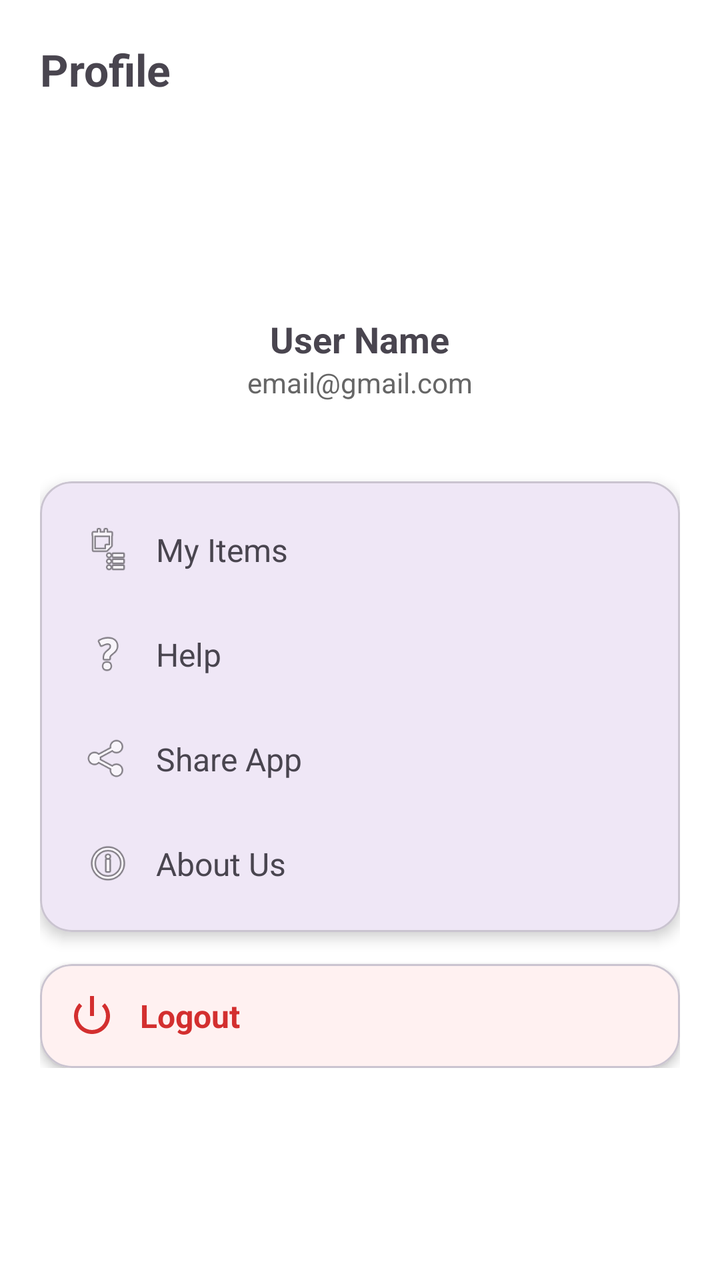
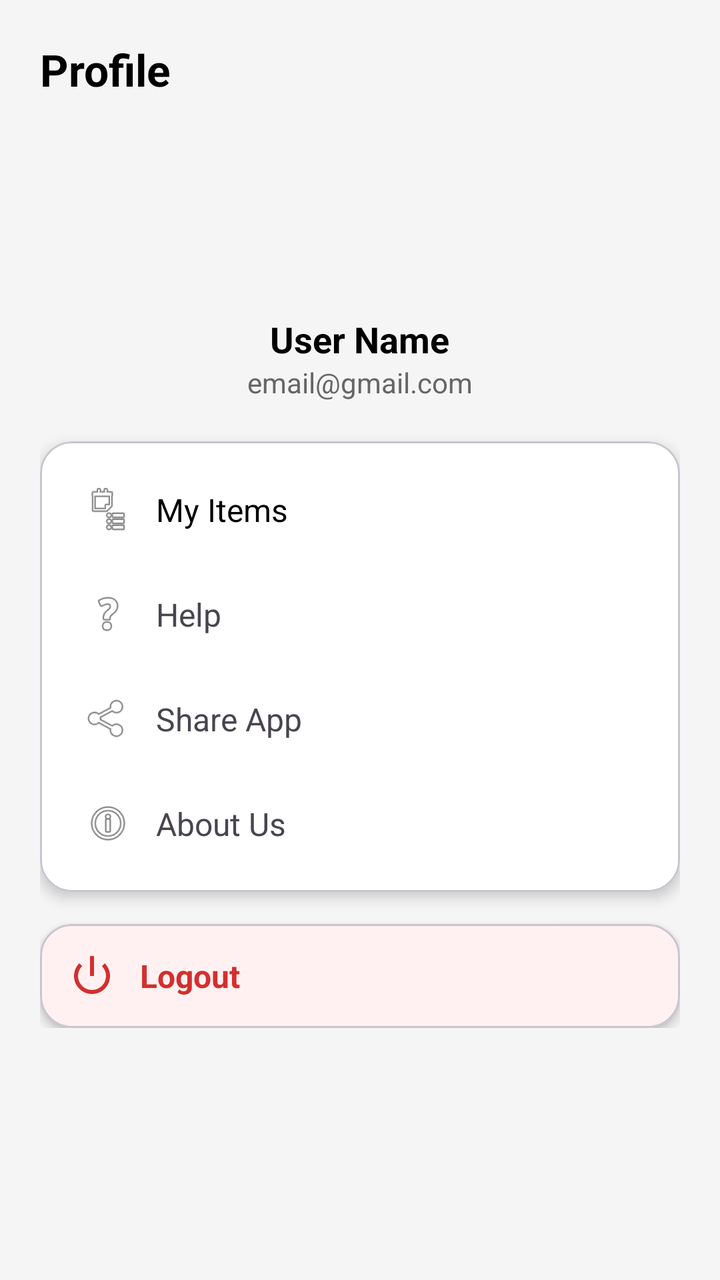

The first picture is an Android layout as it rendered before a commit; the second is the same layout after the commit. The layout source and the unified diff follow.
<!-- AndroidManifest.xml: application theme Theme.LostandFound -->
<!-- res/layout/fragment_profile.xml -->
<?xml version="1.0" encoding="utf-8"?>
<ScrollView xmlns:android="http://schemas.android.com/apk/res/android"
    xmlns:app="http://schemas.android.com/apk/res-auto"
    android:layout_width="match_parent"
    android:layout_height="match_parent"
    android:background="#FFFFFF">

    <LinearLayout
        android:layout_width="match_parent"
        android:layout_height="wrap_content"
        android:orientation="vertical"
        android:padding="20dp">

        
        <TextView
            android:layout_width="wrap_content"
            android:layout_height="wrap_content"
            android:layout_marginBottom="16dp"
            android:text="Profile"
            android:textSize="22sp"
            android:textStyle="bold" />

        
        <ImageView
            android:id="@+id/profileImage"
            android:layout_width="80dp"
            android:layout_height="80dp"
            android:layout_gravity="center"
            android:layout_marginBottom="12dp"
            android:src="@android:drawable/sym_def_app_icon" />

        
        <TextView
            android:id="@+id/userName"
            android:layout_width="wrap_content"
            android:layout_height="wrap_content"
            android:layout_gravity="center"
            android:text="User Name"
            android:textSize="18sp"
            android:textStyle="bold" />

        
        <TextView
            android:id="@+id/userEmail"
            android:layout_width="wrap_content"
            android:layout_height="wrap_content"
            android:layout_gravity="center"
            android:layout_marginBottom="20dp"
            android:text="email@gmail.com"
            android:textColor="#666666"
            android:textSize="14sp" />


        
        <com.google.android.material.card.MaterialCardView
            android:layout_width="match_parent"
    android:layout_height="wrap_content"
    android:layout_marginTop="20dp"
    app:cardCornerRadius="16dp"
    app:cardElevation="4dp">

    <LinearLayout
        android:orientation="vertical"
        android:padding="8dp"
        android:layout_width="match_parent"
        android:layout_height="wrap_content">

        
<LinearLayout
    android:id="@+id/myItemsOption"
    android:orientation="horizontal"
    android:padding="14dp"
    android:gravity="center_vertical"
    android:background="?attr/selectableItemBackground"
    android:layout_width="match_parent"
    android:layout_height="wrap_content">

    <ImageView
        android:src="@android:drawable/ic_menu_agenda"
        android:layout_width="24dp"
        android:layout_height="24dp"/>

    <TextView
        android:text="My Items"
        android:textSize="16sp"
        android:layout_marginStart="12dp"
        android:layout_weight="1"
        android:layout_width="0dp"
        android:layout_height="wrap_content"/>

    <TextView
        android:layout_width="wrap_content"
        android:layout_height="wrap_content"
        android:textColor="#888"
        android:textSize="18sp" />
</LinearLayout>

        
        

        
        <LinearLayout
            android:id="@+id/helpOption"
            android:orientation="horizontal"
            android:padding="14dp"
            android:gravity="center_vertical"
            android:background="?attr/selectableItemBackground"
            android:layout_width="match_parent"
            android:layout_height="wrap_content">

            <ImageView
                android:src="@android:drawable/ic_menu_help"
                android:layout_width="24dp"
                android:layout_height="24dp"/>

            <TextView
                android:text="Help"
                android:textSize="16sp"
                android:layout_marginStart="12dp"
                android:layout_weight="1"
                android:layout_width="0dp"
                android:layout_height="wrap_content"/>

            <TextView
                android:layout_width="wrap_content"
                android:layout_height="wrap_content"
                android:textColor="#888"
                android:textSize="18sp" />
        </LinearLayout>

        
        <LinearLayout
            android:id="@+id/shareOption"
            android:orientation="horizontal"
            android:padding="14dp"
            android:gravity="center_vertical"
            android:background="?attr/selectableItemBackground"
            android:layout_width="match_parent"
            android:layout_height="wrap_content">

            <ImageView
                android:src="@android:drawable/ic_menu_share"
                android:layout_width="24dp"
                android:layout_height="24dp"/>

            <TextView
                android:text="Share App"
                android:textSize="16sp"
                android:layout_marginStart="12dp"
                android:layout_weight="1"
                android:layout_width="0dp"
                android:layout_height="wrap_content"/>

            <TextView
                android:layout_width="wrap_content"
                android:layout_height="wrap_content"
                android:textColor="#888"
                android:textSize="18sp" />
        </LinearLayout>

        
        <LinearLayout
            android:id="@+id/aboutOption"
            android:orientation="horizontal"
            android:padding="14dp"
            android:gravity="center_vertical"
            android:background="?attr/selectableItemBackground"
            android:layout_width="match_parent"
            android:layout_height="wrap_content">

            <ImageView
                android:src="@android:drawable/ic_menu_info_details"
                android:layout_width="24dp"
                android:layout_height="24dp"/>

            <TextView
                android:text="About Us"
                android:textSize="16sp"
                android:layout_marginStart="12dp"
                android:layout_weight="1"
                android:layout_width="0dp"
                android:layout_height="wrap_content"/>

            <TextView
                android:layout_width="wrap_content"
                android:layout_height="wrap_content"
                android:textColor="#888"
                android:textSize="18sp" />
        </LinearLayout>

    </LinearLayout>

</com.google.android.material.card.MaterialCardView>
                    
            <com.google.android.material.card.MaterialCardView
    android:layout_width="match_parent"
    android:layout_height="wrap_content"
    android:layout_marginTop="16dp"
    app:cardCornerRadius="16dp"
    app:cardElevation="3dp"
    app:cardBackgroundColor="#FFF1F1">

    <LinearLayout
        android:id="@+id/logoutBtn"
        android:orientation="horizontal"
        android:padding="14dp"
        android:gravity="center_vertical"
        android:background="?attr/selectableItemBackground"
        android:layout_width="match_parent"
        android:layout_height="wrap_content">

        
        <ImageView
            android:src="@android:drawable/ic_lock_power_off"
            android:tint="#D32F2F"
            android:layout_width="24dp"
            android:layout_height="24dp"/>

        
        <TextView
            android:text="Logout"
            android:background="?attr/selectableItemBackground"
            android:textSize="16sp"
            android:textStyle="bold"
            android:textColor="#D32F2F"
            android:layout_marginStart="12dp"
            android:layout_width="wrap_content"
            android:layout_height="wrap_content"/>

    </LinearLayout>

</com.google.android.material.card.MaterialCardView>
    </LinearLayout>

</ScrollView>
<!-- resources referenced by this layout -->
<resources>
  <style name="Theme.LostandFound" parent="Base.Theme.LostandFound" />
  <style name="Base.Theme.LostandFound" parent="Theme.Material3.DayNight.NoActionBar">
          
          
      </style>
</resources>

<!-- the commit's change to res/layout/fragment_profile.xml (unified diff, before → after) -->
@@ -3,7 +3,7 @@
     xmlns:app="http://schemas.android.com/apk/res-auto"
     android:layout_width="match_parent"
     android:layout_height="match_parent"
-    android:background="#FFFFFF">
+    android:background="@color/background">
 
     <LinearLayout
         android:layout_width="match_parent"
@@ -13,12 +13,13 @@
 
         
         <TextView
+            android:text="Profile"
             android:layout_width="wrap_content"
             android:layout_height="wrap_content"
             android:layout_marginBottom="16dp"
-            android:text="Profile"
             android:textSize="22sp"
-            android:textStyle="bold" />
+            android:textStyle="bold" 
+            android:textColor="@color/text_primary"/>
 
         
         <ImageView
@@ -37,7 +38,8 @@
             android:layout_gravity="center"
             android:text="User Name"
             android:textSize="18sp"
-            android:textStyle="bold" />
+            android:textStyle="bold" 
+            android:textColor="@color/text_primary"/>
 
         
         <TextView
@@ -47,17 +49,17 @@
             android:layout_gravity="center"
             android:layout_marginBottom="20dp"
             android:text="email@gmail.com"
-            android:textColor="#666666"
+            android:textColor="@color/text_secondary"
             android:textSize="14sp" />
 
 
         
         <com.google.android.material.card.MaterialCardView
-            android:layout_width="match_parent"
-    android:layout_height="wrap_content"
-    android:layout_marginTop="20dp"
-    app:cardCornerRadius="16dp"
-    app:cardElevation="4dp">
+        android:layout_width="match_parent"
+        android:layout_height="wrap_content"
+        app:cardCornerRadius="16dp"
+        app:cardElevation="4dp"
+        app:cardBackgroundColor="@color/card">
 
     <LinearLayout
         android:orientation="vertical"
@@ -86,7 +88,8 @@
         android:layout_marginStart="12dp"
         android:layout_weight="1"
         android:layout_width="0dp"
-        android:layout_height="wrap_content"/>
+        android:layout_height="wrap_content"
+        android:textColor="@color/text_primary"/>
 
     <TextView
         android:layout_width="wrap_content"
@@ -106,7 +109,8 @@
             android:gravity="center_vertical"
             android:background="?attr/selectableItemBackground"
             android:layout_width="match_parent"
-            android:layout_height="wrap_content">
+            android:layout_height="wrap_content"
+            android:textColor="@color/text_primary">
 
             <ImageView
                 android:src="@android:drawable/ic_menu_help"
@@ -136,7 +140,8 @@
             android:gravity="center_vertical"
             android:background="?attr/selectableItemBackground"
             android:layout_width="match_parent"
-            android:layout_height="wrap_content">
+            android:layout_height="wrap_content"
+            android:textColor="@color/text_primary">
 
             <ImageView
                 android:src="@android:drawable/ic_menu_share"
@@ -166,7 +171,8 @@
             android:gravity="center_vertical"
             android:background="?attr/selectableItemBackground"
             android:layout_width="match_parent"
-            android:layout_height="wrap_content">
+            android:layout_height="wrap_content"
+            android:textColor="@color/text_primary">
 
             <ImageView
                 android:src="@android:drawable/ic_menu_info_details"
@@ -184,7 +190,7 @@
             <TextView
                 android:layout_width="wrap_content"
                 android:layout_height="wrap_content"
-                android:textColor="#888"
+                android:textColor="@color/text_secondary"
                 android:textSize="18sp" />
         </LinearLayout>
 
@@ -198,7 +204,7 @@
     android:layout_marginTop="16dp"
     app:cardCornerRadius="16dp"
     app:cardElevation="3dp"
-    app:cardBackgroundColor="#FFF1F1">
+    app:cardBackgroundColor="@color/logout_bg">
 
     <LinearLayout
         android:id="@+id/logoutBtn"
<!-- resource entries referenced after the edit -->
@@ -1,5 +1,10 @@
 <!-- resources referenced by this layout -->
 <resources>
+  <color name="background">#F5F5F5</color>
+  <color name="card">#FFFFFF</color>
+  <color name="logout_bg">#FFF1F1</color>
+  <color name="text_primary">#000000</color>
+  <color name="text_secondary">#666666</color>
   <style name="Theme.LostandFound" parent="Base.Theme.LostandFound" />
   <style name="Base.Theme.LostandFound" parent="Theme.Material3.DayNight.NoActionBar">
           
